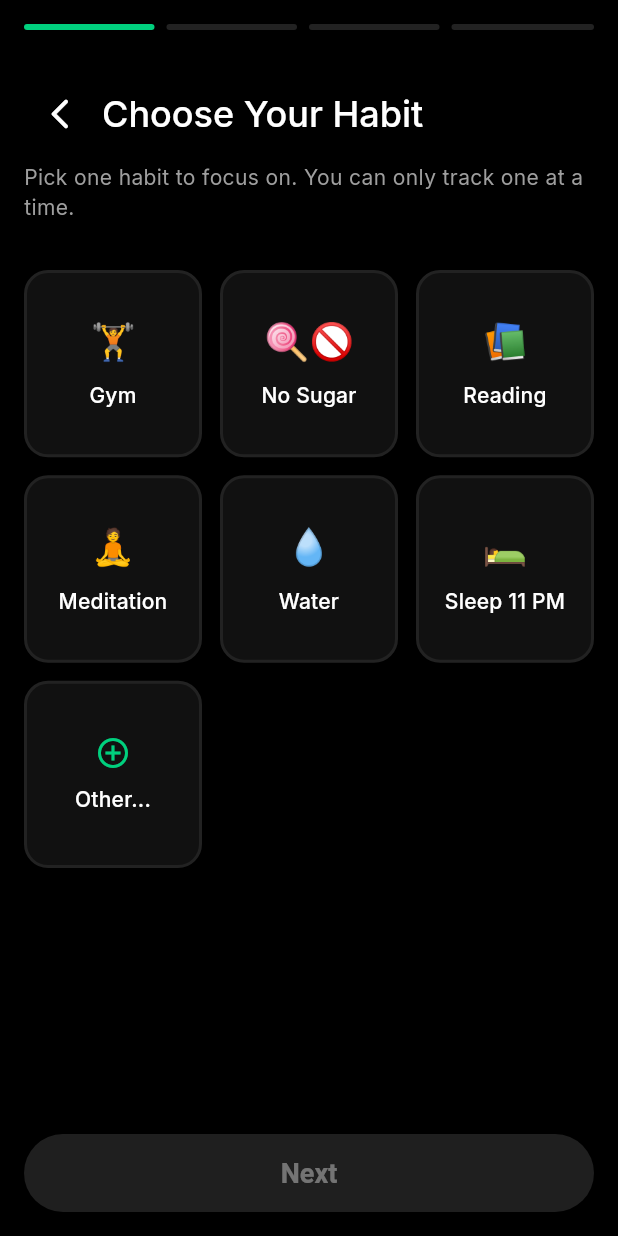
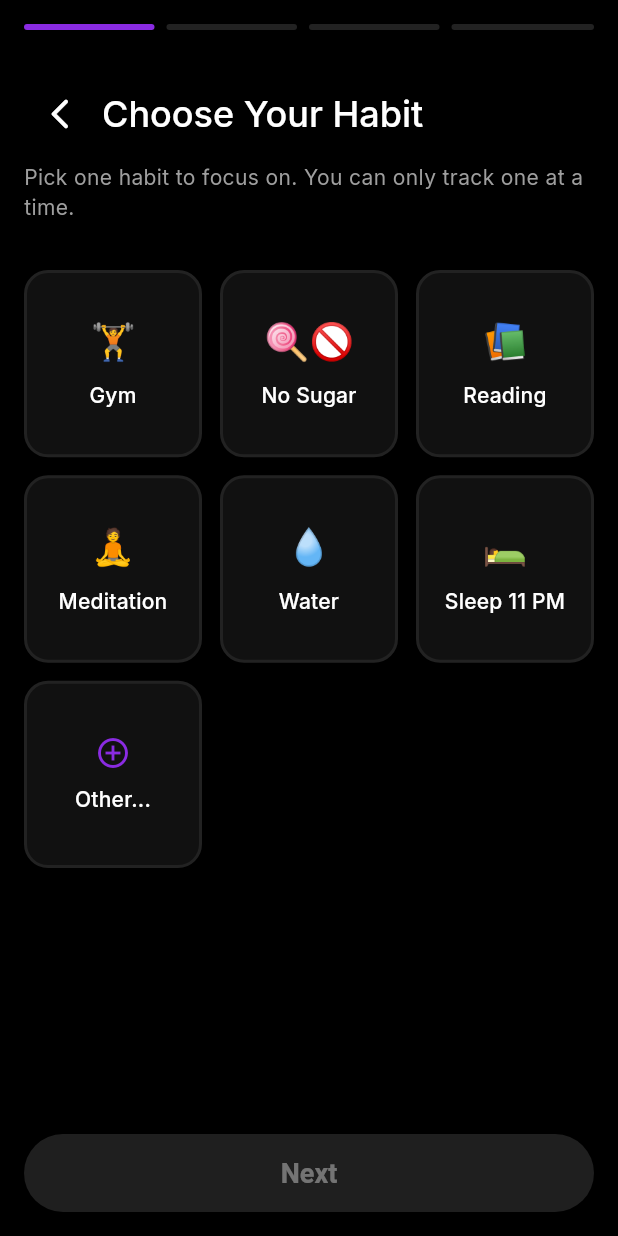
Before and after one commit to rushabtated4/roasty, a Flutter app: the screen it shows after launch, after a tap on an icon or button, on a phone screen of 412 x 824 dp. Run offline on Flutter 3.47's test engine with Material 3 defaults, Android fonts, the phone set to English and light mode, and no system bars; our stand-ins replace auto_size_text, flutter_local_notifications, flutter_riverpod, google_fonts, rive, shared_preferences and 4 more; missing offline and left inert: superwallkit_flutter; accounts and stored records are empty.

Commit message:
Update Dart source files: main, pages, services, theme, and widgets

```diff
--- a/lib/main.dart
+++ b/lib/main.dart
@@ -23,26 +23,21 @@ void main() async {
   try {
     await NotificationService().initialize();
   } catch (e) {
-    debugPrint('Failed to initialize notification service: $e');
   }
 
   try {
     await SupabaseService.initialize();
   } catch (e) {
-    debugPrint('Failed to initialize Supabase service: $e');
   }
 
   // Initialize Superwall
   if (!kIsWeb) {
     try {
-      // TODO: Replace with your actual API keys
       String apiKey = Platform.isIOS
           ? "pk_dc7c5317be4ca9aba0e178d589a4de4908c95d91b13f002d" // iOS API key
           : "pk_a211f2b34866ec62c468edc421c1342dda68acc90e07c496"; // Android API key
       Superwall.configure(apiKey);
-      debugPrint('Superwall configured successfully');
     } catch (e) {
-      debugPrint('Failed to initialize Superwall: $e');
     }
   }
 
@@ -189,7 +184,7 @@ class _SplashScreenState extends State<SplashScreen>
                     child: Text(
                       'Roasty',
                       style: Theme.of(context).textTheme.headlineLarge?.copyWith(
-                        color: const Color(0xFF00D07E),
+                        color: const Color(0xFF8A2BE2),
                         fontWeight: FontWeight.bold,
                         fontSize: 42,
                       ),
@@ -214,7 +209,7 @@ class _SplashScreenState extends State<SplashScreen>
                 FadeTransition(
                   opacity: _fadeAnimation,
                   child: const CircularProgressIndicator(
-                    color: Color(0xFF00D07E),
+                    color: Color(0xFF8A2BE2),
                     strokeWidth: 3,
                   ),
                 ),
--- a/lib/pages/onboarding_page.dart
+++ b/lib/pages/onboarding_page.dart
@@ -369,7 +369,7 @@ class _OnboardingPageState extends ConsumerState<OnboardingPage> {
             child: ElevatedButton(
               onPressed: _nextStep,
               style: ElevatedButton.styleFrom(
-                backgroundColor: const Color(0xFF00D07E),
+                backgroundColor: const Color(0xFF8A2BE2),
                 foregroundColor: Colors.white,
                 minimumSize: const Size.fromHeight(56),
                 textStyle: const TextStyle(fontWeight: FontWeight.bold, fontSize: 18),
@@ -764,7 +764,7 @@ class _OnboardingPageState extends ConsumerState<OnboardingPage> {
               onChanged: (val) => setState(() => _notificationsEnabled = val),
               title: const Text('Enable Notifications', style: TextStyle(color: Colors.white)),
               subtitle: const Text('Get daily reminders for your habit', style: TextStyle(color: Color(0xFF9E9E9E))),
-              activeColor: const Color(0xFF00D07E),
+              activeColor: const Color(0xFF8A2BE2),
               inactiveThumbColor: const Color(0xFF666666),
               inactiveTrackColor: const Color(0xFF333333),
             ),
@@ -777,7 +777,7 @@ class _OnboardingPageState extends ConsumerState<OnboardingPage> {
               border: Border.all(color: const Color(0xFF222222)),
             ),
             child: ListTile(
-              leading: const Icon(Icons.schedule, color: Color(0xFF00D07E)),
+              leading: const Icon(Icons.schedule, color: Color(0xFF8A2BE2)),
               title: const Text('Reminder Time', style: TextStyle(color: Colors.white)),
               subtitle: Text(_reminderTime.format(context), style: const TextStyle(color: Color(0xFF9E9E9E))),
               trailing: const Icon(Icons.chevron_right, color: Color(0xFF9E9E9E)),
@@ -792,7 +792,7 @@ class _OnboardingPageState extends ConsumerState<OnboardingPage> {
                           backgroundColor: Color(0xFF111111),
                           hourMinuteTextColor: Colors.white,
                           dayPeriodTextColor: Colors.white,
-                          dialHandColor: Color(0xFF00D07E),
+                          dialHandColor: Color(0xFF8A2BE2),
                           dialTextColor: Colors.white,
                           dialBackgroundColor: Color(0xFF222222),
                         ),
--- a/lib/services/notification_service.dart
+++ b/lib/services/notification_service.dart
@@ -27,16 +27,13 @@ class NotificationService {
 
         // Get device's timezone name
         final String deviceTimeZone = DateTime.now().timeZoneName;
-        debugPrint('[DEBUG] Device timezone detected: $deviceTimeZone');
 
         // Try to set the local timezone based on device timezone
         try {
           final location = tz.getLocation(deviceTimeZone);
           tz.setLocalLocation(location);
-          debugPrint('[DEBUG] Successfully set local timezone to: ${location.name}');
         } catch (e) {
           // Fallback: try common timezone mappings
-          debugPrint('[WARNING] Could not find timezone "$deviceTimeZone", attempting fallback...');
 
           // Common timezone mappings for fallback
           final Map<String, String> timezoneFallbacks = {
@@ -59,26 +56,18 @@ class NotificationService {
             try {
               final location = tz.getLocation(fallbackTimezone);
               tz.setLocalLocation(location);
-              debugPrint('[DEBUG] Successfully set fallback timezone to: ${location.name}');
             } catch (fallbackError) {
-              debugPrint('[WARNING] Fallback timezone failed, using UTC: $fallbackError');
               final utcLocation = tz.getLocation('UTC');
               tz.setLocalLocation(utcLocation);
             }
           } else {
-            debugPrint('[WARNING] No fallback found for "$deviceTimeZone", using UTC');
             final utcLocation = tz.getLocation('UTC');
             tz.setLocalLocation(utcLocation);
           }
         }
 
         _isTimeZoneInitialized = true;
-        debugPrint('[DEBUG] Timezone initialization complete');
-        debugPrint('[DEBUG] Final local timezone: ${tz.local.name}');
-        debugPrint('[DEBUG] Current local time: ${tz.TZDateTime.now(tz.local)}');
       } catch (e, stackTrace) {
-        debugPrint('[ERROR] Failed to initialize timezone: $e');
-        debugPrint('[ERROR] Stack trace: $stackTrace');
         throw Exception('Timezone initialization failed: $e');
       }
     }
@@ -115,7 +104,6 @@ class NotificationService {
       );
       await _requestPermissions();
     } catch (e) {
-      debugPrint('Notification service initialization failed: $e');
     }
   }
 
@@ -132,7 +120,6 @@ class NotificationService {
           );
 
       if (iosPermissions != null) {
-        debugPrint('[DEBUG] iOS notification permissions granted: $iosPermissions');
       }
 
       final macosPermissions = await _notifications
@@ -145,7 +132,6 @@ class NotificationService {
           );
 
       if (macosPermissions != null) {
-        debugPrint('[DEBUG] macOS notification permissions granted: $macosPermissions');
       }
 
       // Request permissions on Android
@@ -154,7 +140,6 @@ class NotificationService {
           ?.requestNotificationsPermission();
 
       if (androidPermissions != null) {
-        debugPrint('[DEBUG] Android notification permissions granted: $androidPermissions');
       }
 
       // Request full-screen intent permission on Android
@@ -163,53 +148,42 @@ class NotificationService {
           ?.requestExactAlarmsPermission();
 
       if (exactAlarmPermission != null) {
-        debugPrint('[DEBUG] Android exact alarm permissions granted: $exactAlarmPermission');
       }
     } catch (e) {
-      debugPrint('[ERROR] Permission request failed: $e');
     }
   }
 
   Future<void> scheduleHabitReminders(HabitModel habit, String roastText, String missedText) async {
-    debugPrint('[DEBUG] scheduleHabitReminders called with habit: ${habit.title}, reminderTime: ${habit.reminderTime}');
 
     await cancelAllNotifications();
 
     final prefs = await SharedPreferences.getInstance();
     final notificationsEnabled = prefs.getBool('notifications_enabled') ?? true;
 
-    debugPrint('[DEBUG] Notifications enabled in prefs: $notificationsEnabled');
 
     if (!notificationsEnabled) {
-      debugPrint('[DEBUG] Notifications disabled in app settings, skipping scheduling');
       return;
     }
 
     if (habit.reminderTime == null) {
-      debugPrint('[DEBUG] No reminder time set for habit, skipping scheduling');
       return;
     }
 
     // Check system permissions
     final hasPermissions = await checkNotificationPermissions();
-    debugPrint('[DEBUG] System notification permissions: $hasPermissions');
 
     if (!hasPermissions) {
-      debugPrint('[WARNING] No notification permissions granted, notifications may not work');
     }
 
     final reminderTime = _parseTime(habit.reminderTime!);
     if (reminderTime == null) {
-      debugPrint('[ERROR] Failed to parse reminder time: ${habit.reminderTime}');
       return;
     }
 
-    debugPrint('[DEBUG] Parsed reminderTime: ${reminderTime.hour}:${reminderTime.minute}');
 
     try {
       // Schedule primary daily reminder
       final scheduledTime = _nextInstanceOfTime(reminderTime);
-      debugPrint('[DEBUG] Calculated next scheduled time: $scheduledTime');
 
       await _scheduleRecurringNotification(
         id: 1,
@@ -218,7 +192,6 @@ class NotificationService {
         scheduledTime: scheduledTime,
         useAlarmChannel: true,
       );
-      debugPrint('[DEBUG] Successfully scheduled alarm notification: id=1, time=$scheduledTime');
 
       // Schedule secondary reminder (3 hours later)
       final secondaryTime = scheduledTime.add(const Duration(hours: 3));
@@ -229,18 +202,11 @@ class NotificationService {
         scheduledTime: secondaryTime,
         useAlarmChannel: false,
       );
-      debugPrint('[DEBUG] Successfully scheduled reminder notification: id=2, time=$secondaryTime');
 
       // Verify notifications were scheduled
       final pendingNotifications = await _notifications.pendingNotificationRequests();
-      debugPrint('[DEBUG] Total pending notifications after scheduling: ${pendingNotifications.length}');
-      for (final notification in pendingNotifications) {
-        debugPrint('[DEBUG] Pending notification: id=${notification.id}, title=${notification.title}, body=${notification.body}');
-      }
 
     } catch (e, stackTrace) {
-      debugPrint('[ERROR] Failed to schedule notifications: $e');
-      debugPrint('[ERROR] Stack trace: $stackTrace');
     }
   }
 
@@ -252,12 +218,10 @@ class NotificationService {
     required bool useAlarmChannel,
   }) async {
     try {
-      debugPrint('[DEBUG] _scheduleRecurringNotification called: id=$id, title=$title, scheduledTime=$scheduledTime, useAlarmChannel=$useAlarmChannel');
 
       await _initializeTimeZone();
       final tzDateTime = _toTZDateTime(scheduledTime);
 
-      debugPrint('[DEBUG] Converted to TZDateTime: $tzDateTime');
 
       final androidDetails = AndroidNotificationDetails(
         useAlarmChannel ? alarmChannelId : reminderChannelId,
@@ -282,7 +246,6 @@ class NotificationService {
         iOS: iosDetails,
       );
 
-      debugPrint('[DEBUG] Scheduling notification with flutter_local_notifications...');
 
       await _notifications.zonedSchedule(
         id,
@@ -295,24 +258,18 @@ class NotificationService {
         matchDateTimeComponents: DateTimeComponents.time, // Makes it repeat daily
       );
 
-      debugPrint('[DEBUG] Notification scheduled successfully: id=$id');
     } catch (e, stackTrace) {
-      debugPrint('[ERROR] Failed to schedule notification id=$id: $e');
-      debugPrint('[ERROR] Stack trace: $stackTrace');
       rethrow;
     }
   }
 
   tz.TZDateTime _toTZDateTime(DateTime dateTime) {
     final localTimeZone = tz.local;
-    debugPrint('[DEBUG] Converting DateTime to TZDateTime: $dateTime');
-    debugPrint('[DEBUG] Target timezone: ${localTimeZone.name}');
 
     // Convert DateTime to TZDateTime in the local timezone
     // This properly handles the timezone conversion
     final tzDateTime = tz.TZDateTime.from(dateTime, localTimeZone);
 
-    debugPrint('[DEBUG] Converted TZDateTime: $tzDateTime');
     return tzDateTime;
   }
 
@@ -384,7 +341,6 @@ class NotificationService {
       final iosPlugin = _notifications.resolvePlatformSpecificImplementation<IOSFlutterLocalNotificationsPlugin>();
       if (iosPlugin != null) {
         final iosPermissions = await iosPlugin.checkPermissions();
-        debugPrint('[DEBUG] iOS permissions status: $iosPermissions');
         // For iOS, we'll assume permissions are granted if no exception is thrown
         return true;
       }
@@ -393,13 +349,11 @@ class NotificationService {
       final androidPlugin = _notifications.resolvePlatformSpecificImplementation<AndroidFlutterLocalNotificationsPlugin>();
       if (androidPlugin != null) {
         final androidPermissions = await androidPlugin.areNotificationsEnabled();
-        debugPrint('[DEBUG] Android notifications enabled: $androidPermissions');
         return androidPermissions ?? false;
       }
 
       return false;
     } catch (e) {
-      debugPrint('[ERROR] Failed to check notification permissions: $e');
       return false;
     }
   }
--- a/lib/theme.dart
+++ b/lib/theme.dart
@@ -5,8 +5,8 @@ ThemeData get lightTheme => ThemeData(
       useMaterial3: true,
       scaffoldBackgroundColor: const Color(0xFF000000),
       colorScheme: ColorScheme.dark(
-        primary: const Color(0xFF00D07E),
-        secondary: const Color(0xFF00D07E),
+        primary: const Color(0xFF8A2BE2),
+        secondary: const Color(0xFF8A2BE2),
         tertiary: const Color(0xFFFF3B30),
         surface: const Color(0xFF000000),
         error: const Color(0xFFFF3B30),
@@ -33,7 +33,7 @@ ThemeData get lightTheme => ThemeData(
       ),
       elevatedButtonTheme: ElevatedButtonThemeData(
         style: ElevatedButton.styleFrom(
-          backgroundColor: const Color(0xFF00D07E),
+          backgroundColor: const Color(0xFF8A2BE2),
           foregroundColor: const Color(0xFF000000),
           shape: RoundedRectangleBorder(
             borderRadius: BorderRadius.circular(32),
@@ -134,8 +134,8 @@ ThemeData get darkTheme => ThemeData(
       useMaterial3: true,
       scaffoldBackgroundColor: const Color(0xFF000000),
       colorScheme: ColorScheme.dark(
-        primary: const Color(0xFF00D07E),
-        secondary: const Color(0xFF00D07E),
+        primary: const Color(0xFF8A2BE2),
+        secondary: const Color(0xFF8A2BE2),
         tertiary: const Color(0xFFFF3B30),
         surface: const Color(0xFF000000),
         error: const Color(0xFFFF3B30),
@@ -162,7 +162,7 @@ ThemeData get darkTheme => ThemeData(
       ),
       elevatedButtonTheme: ElevatedButtonThemeData(
         style: ElevatedButton.styleFrom(
-          backgroundColor: const Color(0xFF00D07E),
+          backgroundColor: const Color(0xFF8A2BE2),
           foregroundColor: const Color(0xFF000000),
           shape: RoundedRectangleBorder(
             borderRadius: BorderRadius.circular(32),
--- a/lib/widgets/emoji_calendar.dart
+++ b/lib/widgets/emoji_calendar.dart
@@ -160,11 +160,11 @@ class _EmojiCalendarState extends State<EmojiCalendar> {
           margin: const EdgeInsets.all(4),
           decoration: BoxDecoration(
             color: isCurrentMonth
-                ? (isToday ? const Color(0xFF00D07E).withOpacity(0.1) : const Color(0xFF222222))
+                ? (isToday ? const Color(0xFF8A2BE2).withOpacity(0.1) : const Color(0xFF222222))
                 : Colors.transparent,
             borderRadius: BorderRadius.circular(8),
             border: isToday
-                ? Border.all(color: const Color(0xFF00D07E), width: 2)
+                ? Border.all(color: const Color(0xFF8A2BE2), width: 2)
                 : null,
           ),
           child: Center(
```
Also changed, not shown: lib/pages/main_tracker_page.dart (+4 -15 lines), lib/pages/settings_page.dart (+9 -13 lines), lib/services/supabase_service.dart (+0 -23 lines), lib/widgets/roast_loading_dialog.dart (+6 -6 lines), lib/widgets/superwall_paywall.dart (+8 -32 lines).
